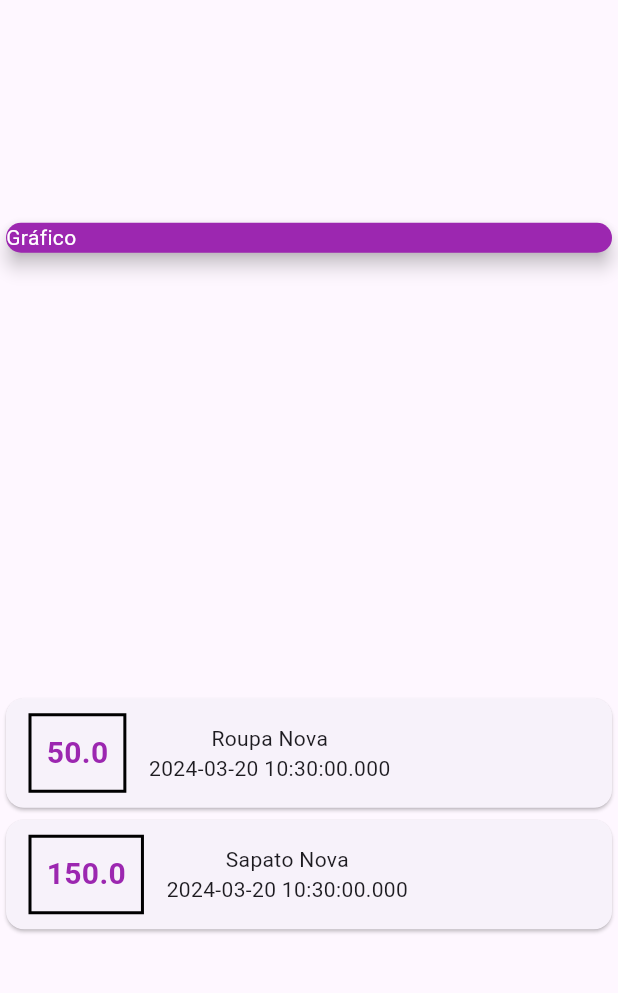
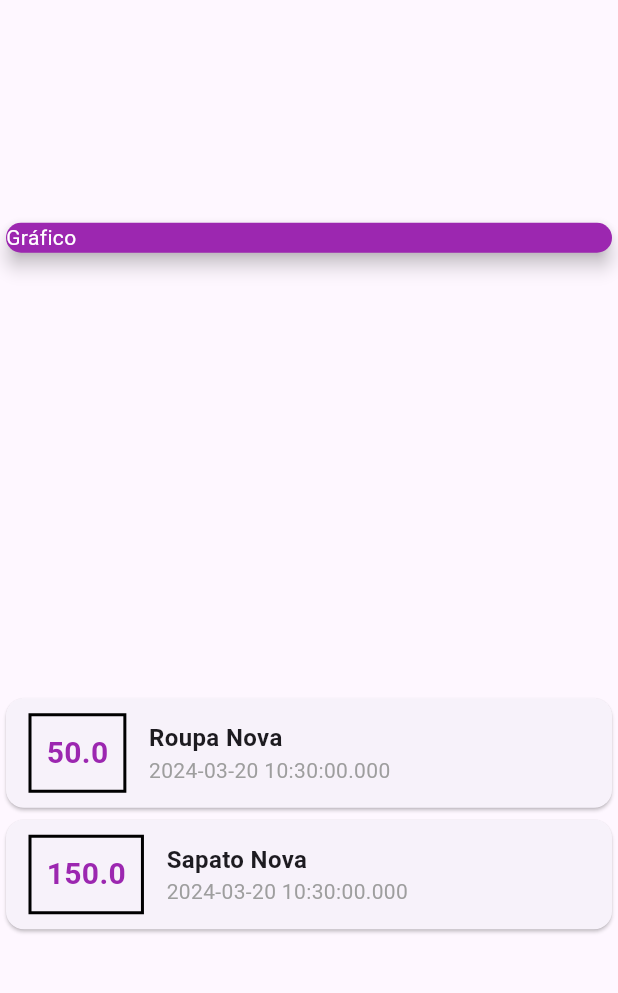
Before and after one commit to JarlissonTomaz/app-expenses, a Flutter app: the screen it shows after launch, on a phone screen of 412 x 824 dp, the part 84-1077 px from its top. Run offline on Flutter 3.47's test engine with Material 3 defaults, Android fonts, the phone set to English and light mode, and no system bars.

Commit message:
title styling

```diff
--- a/lib/main.dart
+++ b/lib/main.dart
@@ -83,9 +83,21 @@ class MyHomeApp extends StatelessWidget {
                     ),
                   ),
                   Column(
+                    crossAxisAlignment: CrossAxisAlignment.start,
                     children: [
-                      Text(tr.title),
-                      Text(tr.date.toString()),
+                      Text(
+                        tr.title,
+                        style: const TextStyle(
+                          fontSize: 16,
+                          fontWeight: FontWeight.bold,
+                        ),
+                      ),
+                      Text(
+                        tr.date.toString(),
+                        style: const TextStyle(
+                          color: Colors.grey,
+                        ),
+                      ),
                     ],
                   )
                 ],
```
